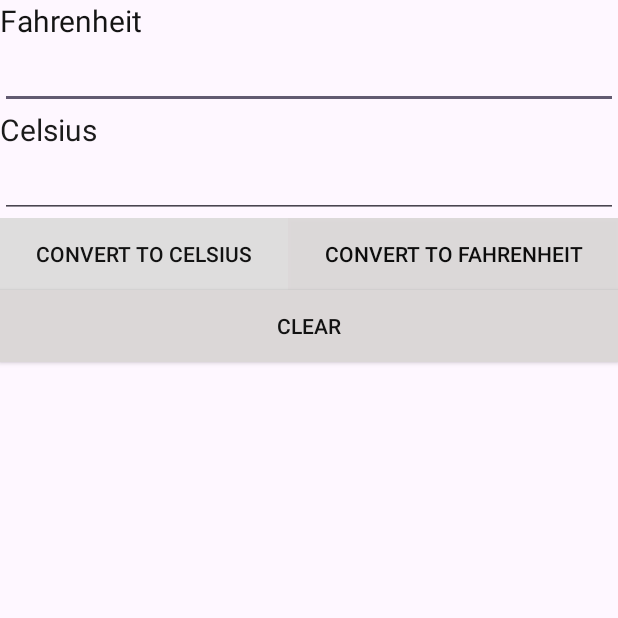
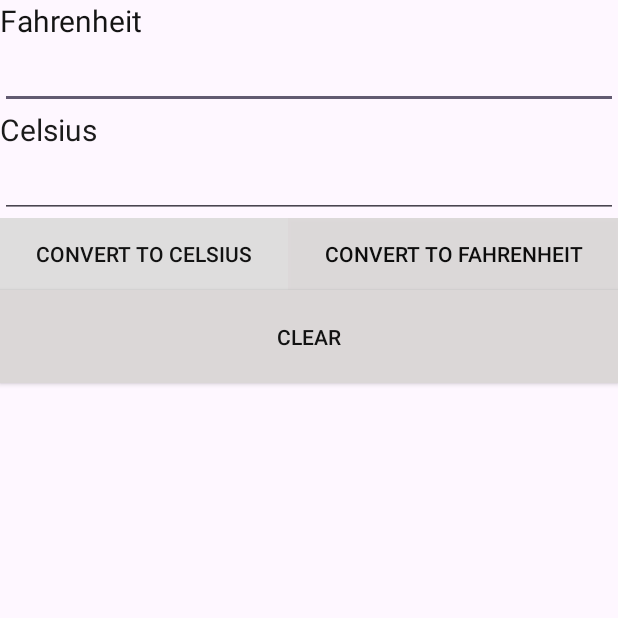
Before and after one commit to Nguyen-Xuan-Loc/CSE441_PRACTICE, an Android app: the screen it shows after launch (MainActivity), on a phone screen of 412 x 824 dp, the top half of it. Run offline under Robolectric (Android 15) with nearby library versions, the phone set to English and light mode, and no system bars.

Commit message:
ex04_b1s

```diff
--- a/Ex04_b1/app/src/main/res/layout/activity_main.xml
+++ b/Ex04_b1/app/src/main/res/layout/activity_main.xml
@@ -66,7 +66,7 @@
     <Button
         android:id="@+id/btnClear"
         android:layout_width="match_parent"
-        android:layout_height="wrap_content"
+        android:layout_height="62dp"
         android:background="#DBD7D7"
         android:text="Clear"
         android:textColor="#121212" />
```
